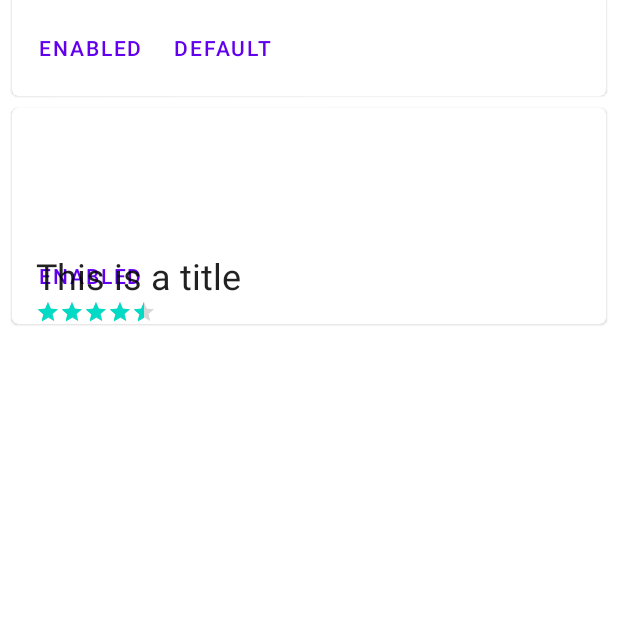
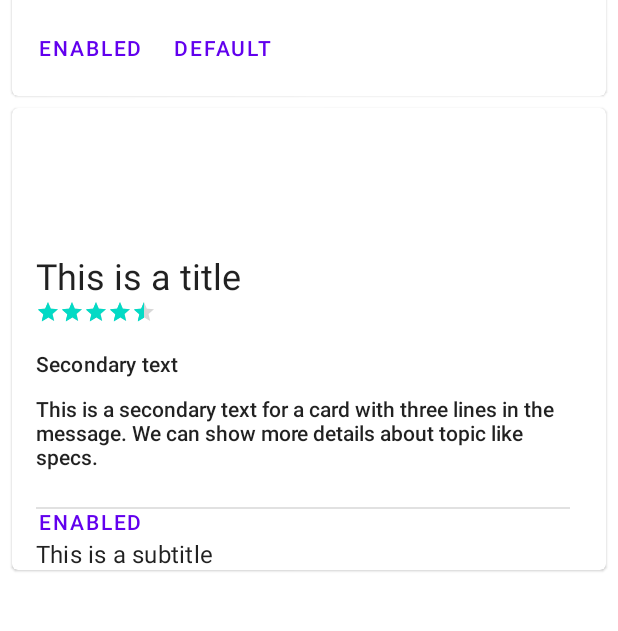
Before and after one commit to JosueRuiz08/MDC, an Android app: the layout fragment_card.xml on its own in the app's theme, with its tools: preview values and no code run, on a phone screen of 412 x 824 dp, the part 156-787 px from its top. Run offline under Robolectric (Android 15) with nearby library versions, the phone set to English and light mode, and no system bars.

Commit message:
Textos y Divider

```diff
--- a/app/src/main/res/layout/fragment_card.xml
+++ b/app/src/main/res/layout/fragment_card.xml
@@ -134,6 +134,48 @@
                 app:layout_constraintTop_toBottomOf="@id/tvTitleLarge"
                 style="?android:ratingBarStyleSmall"/>
 
+            <TextView
+                android:id="@+id/tvSecondaryLarge"
+                android:layout_width="0dp"
+                android:layout_height="wrap_content"
+                android:text="@string/card_secondary_demo"
+                android:textAppearance="@style/TextAppearance.MaterialComponents.Subtitle2"
+                app:layout_constraintStart_toStartOf="@id/tvTitleLarge"
+                app:firstBaselineToTopHeight="@dimen/card_baseline_secondary"
+                app:layout_constraintEnd_toEndOf="@id/tvTitleLarge"
+                app:layout_constraintTop_toBottomOf="@+id/rbScore"/>
+
+            <TextView
+                android:id="@+id/tvMessageLarge"
+                android:layout_width="0dp"
+                android:layout_height="wrap_content"
+                android:text="@string/card_message_demo_large"
+                app:layout_constraintStart_toStartOf="@id/tvTitleLarge"
+                android:textAppearance="@style/TextAppearance.AppCompat.Body2"
+                app:firstBaselineToTopHeight="@dimen/card_baseline_message"
+                app:layout_constraintEnd_toEndOf="@id/tvTitleLarge"
+                app:layout_constraintTop_toBottomOf="@+id/tvSecondaryLarge"/>
+
+            <View
+                android:id="@+id/divider"
+                android:layout_width="0dp"
+                android:layout_height="1dp"
+                android:background="@color/divider_light"
+                android:layout_marginTop="@dimen/common_padding_middle"
+                app:layout_constraintStart_toStartOf="@id/tvTitleLarge"
+                app:layout_constraintEnd_toEndOf="@id/tvTitleLarge"
+                app:layout_constraintTop_toBottomOf="@id/tvMessageLarge"/>
+            <TextView
+                android:id="@+id/tvSubTitleLarge"
+                android:layout_width="0dp"
+                android:layout_height="wrap_content"
+                android:text="@string/card_subtitle_demo"
+                android:textAppearance="@style/TextAppearance.MaterialComponents.Subtitle1"
+                app:firstBaselineToTopHeight="@dimen/card_baseline_subtitle"
+                app:layout_constraintStart_toStartOf="@id/tvTitleLarge"
+                app:layout_constraintEnd_toEndOf="@id/tvTitleLarge"
+                app:layout_constraintTop_toBottomOf="@id/divider"/>
+
 
         </androidx.constraintlayout.widget.ConstraintLayout>
 
--- a/app/src/main/res/values/colors.xml
+++ b/app/src/main/res/values/colors.xml
@@ -7,4 +7,5 @@
     <color name="teal_700">#FF018786</color>
     <color name="black">#FF000000</color>
     <color name="white">#FFFFFFFF</color>
+    <color name="divider_light">#1E000000</color>
 </resources>
--- a/app/src/main/res/values/dimens.xml
+++ b/app/src/main/res/values/dimens.xml
@@ -14,4 +14,7 @@
     <dimen name="common_padding_middle">24dp</dimen>
     <dimen name="card_baseline_topTitle">44dp</dimen>
     <dimen name="card_baseline_ratingBar">24dp</dimen>
+    <dimen name="card_baseline_secondary">32dp</dimen>
+    <dimen name="card_baseline_message">26dp</dimen>
+    <dimen name="card_baseline_subtitle">36dp</dimen>
 </resources>
```
